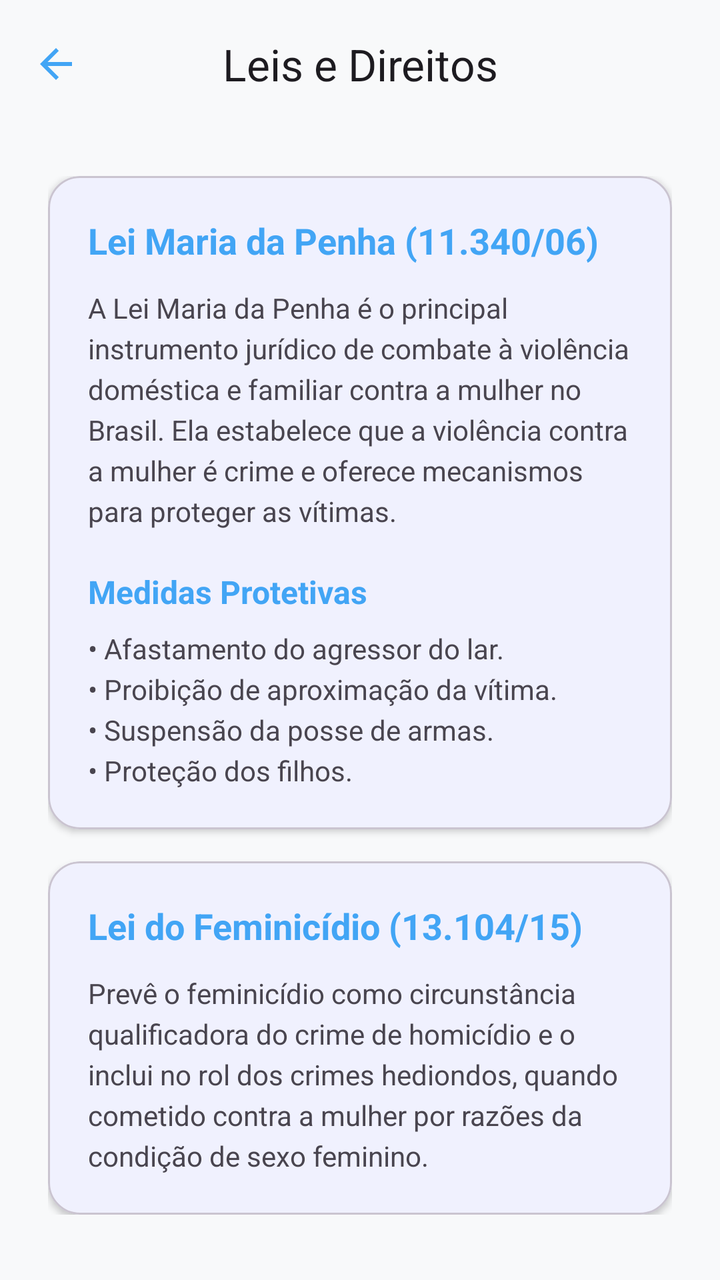
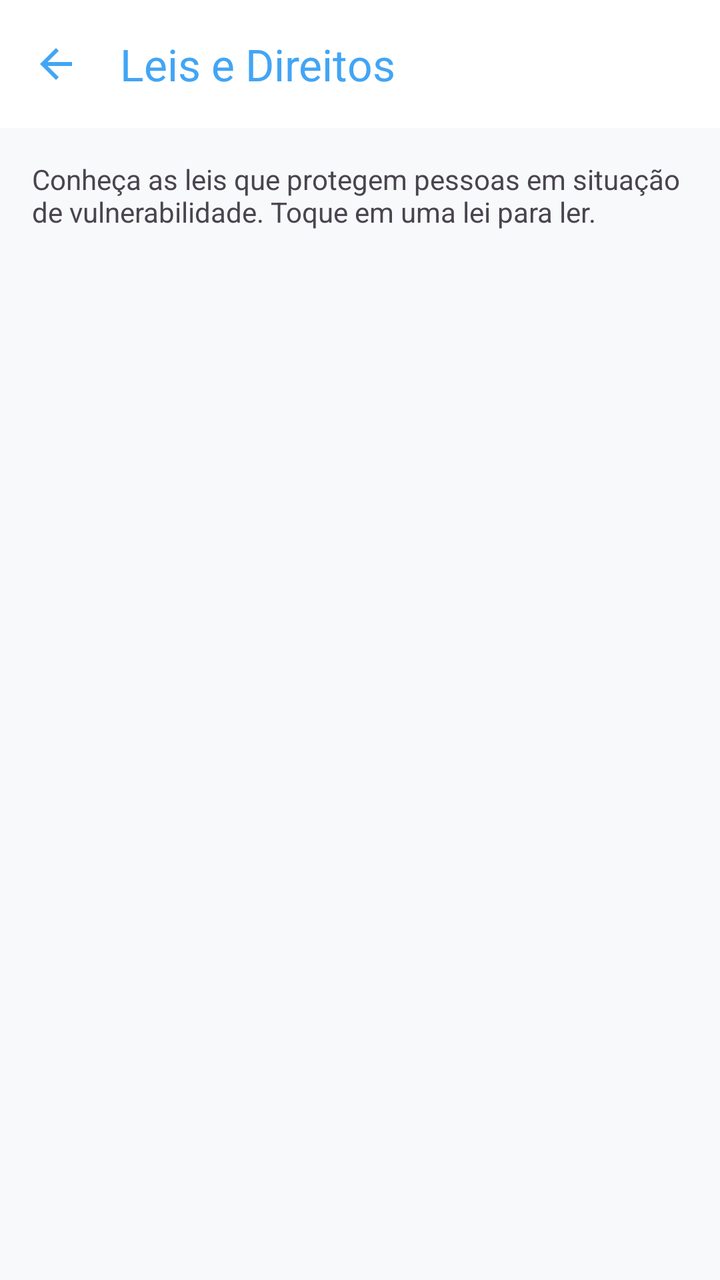

Compare the two renders of this Android layout. The source of the first and the diff that turns it into the second are given below.
<!-- AndroidManifest.xml: application theme Theme.Ampara -->
<!-- res/layout/activity_leis.xml -->
<?xml version="1.0" encoding="utf-8"?>
<androidx.coordinatorlayout.widget.CoordinatorLayout xmlns:android="http://schemas.android.com/apk/res/android"
    xmlns:app="http://schemas.android.com/apk/res-auto"
    android:layout_width="match_parent"
    android:layout_height="match_parent"
    android:background="#F8F9FA">

    <com.google.android.material.appbar.AppBarLayout
        android:layout_width="match_parent"
        android:layout_height="wrap_content"
        android:background="@android:color/transparent">

        <com.google.android.material.appbar.MaterialToolbar
            android:id="@+id/toolbarLeis"
            android:layout_width="match_parent"
            android:layout_height="?attr/actionBarSize"
            app:navigationIcon="?attr/homeAsUpIndicator"
            app:navigationIconTint="@color/primary_ampara"
            app:title="Leis e Direitos"
            app:titleCentered="true" />

    </com.google.android.material.appbar.AppBarLayout>

    <androidx.core.widget.NestedScrollView
        android:layout_width="match_parent"
        android:layout_height="match_parent"
        app:layout_behavior="@string/appbar_scrolling_view_behavior">

        <LinearLayout
            android:layout_width="match_parent"
            android:layout_height="wrap_content"
            android:orientation="vertical"
            android:padding="24dp">

            <com.google.android.material.card.MaterialCardView
                android:layout_width="match_parent"
                android:layout_height="wrap_content"
                app:cardCornerRadius="16dp"
                app:cardElevation="2dp">

                <LinearLayout
                    android:layout_width="match_parent"
                    android:layout_height="wrap_content"
                    android:orientation="vertical"
                    android:padding="20dp">

                    <TextView
                        android:layout_width="wrap_content"
                        android:layout_height="wrap_content"
                        android:text="Lei Maria da Penha (11.340/06)"
                        android:textColor="@color/primary_ampara"
                        android:textSize="18sp"
                        android:textStyle="bold" />

                    <TextView
                        android:layout_width="match_parent"
                        android:layout_height="wrap_content"
                        android:layout_marginTop="12dp"
                        android:text="A Lei Maria da Penha é o principal instrumento jurídico de combate à violência doméstica e familiar contra a mulher no Brasil. Ela estabelece que a violência contra a mulher é crime e oferece mecanismos para proteger as vítimas."
                        android:textColor="#49454F"
                        android:lineSpacingExtra="4sp" />

                    <TextView
                        android:layout_width="wrap_content"
                        android:layout_height="wrap_content"
                        android:layout_marginTop="20dp"
                        android:text="Medidas Protetivas"
                        android:textColor="@color/primary_ampara"
                        android:textSize="16sp"
                        android:textStyle="bold" />

                    <TextView
                        android:layout_width="match_parent"
                        android:layout_height="wrap_content"
                        android:layout_marginTop="8dp"
                        android:text="• Afastamento do agressor do lar.\n• Proibição de aproximação da vítima.\n• Suspensão da posse de armas.\n• Proteção dos filhos."
                        android:textColor="#49454F"
                        android:lineSpacingExtra="4sp" />

                </LinearLayout>
            </com.google.android.material.card.MaterialCardView>

            <com.google.android.material.card.MaterialCardView
                android:layout_width="match_parent"
                android:layout_height="wrap_content"
                android:layout_marginTop="16dp"
                app:cardCornerRadius="16dp"
                app:cardElevation="2dp">

                <LinearLayout
                    android:layout_width="match_parent"
                    android:layout_height="wrap_content"
                    android:orientation="vertical"
                    android:padding="20dp">

                    <TextView
                        android:layout_width="wrap_content"
                        android:layout_height="wrap_content"
                        android:text="Lei do Feminicídio (13.104/15)"
                        android:textColor="@color/primary_ampara"
                        android:textSize="18sp"
                        android:textStyle="bold" />

                    <TextView
                        android:layout_width="match_parent"
                        android:layout_height="wrap_content"
                        android:layout_marginTop="12dp"
                        android:text="Prevê o feminicídio como circunstância qualificadora do crime de homicídio e o inclui no rol dos crimes hediondos, quando cometido contra a mulher por razões da condição de sexo feminino."
                        android:textColor="#49454F"
                        android:lineSpacingExtra="4sp" />

                </LinearLayout>
            </com.google.android.material.card.MaterialCardView>

        </LinearLayout>
    </androidx.core.widget.NestedScrollView>

</androidx.coordinatorlayout.widget.CoordinatorLayout>
<!-- resources referenced by this layout -->
<resources>
  <color name="primary_ampara">#42A5F5</color>
  <style name="Theme.Ampara" parent="Theme.Material3.DayNight.NoActionBar">
          
          <item name="colorPrimary">@color/primary_ampara</item>
          <item name="colorOnPrimary">@color/white</item>
          <item name="colorPrimaryContainer">@color/primary_ampara_light</item>
  
          
          <item name="android:statusBarColor">@color/primary_ampara</item>
      </style>
  <color name="white">#FFFFFFFF</color>
  <color name="primary_ampara_light">#E3F2FD</color>
</resources>

<!-- the commit's change to res/layout/activity_leis.xml (unified diff, before → after) -->
@@ -1,14 +1,16 @@
 <?xml version="1.0" encoding="utf-8"?>
 <androidx.coordinatorlayout.widget.CoordinatorLayout xmlns:android="http://schemas.android.com/apk/res/android"
     xmlns:app="http://schemas.android.com/apk/res-auto"
+    xmlns:tools="http://schemas.android.com/tools"
     android:layout_width="match_parent"
     android:layout_height="match_parent"
-    android:background="#F8F9FA">
+    android:background="#F8F9FA"
+    tools:context=".ui.LeisActivity">
 
     <com.google.android.material.appbar.AppBarLayout
         android:layout_width="match_parent"
         android:layout_height="wrap_content"
-        android:background="@android:color/transparent">
+        android:background="@color/white">
 
         <com.google.android.material.appbar.MaterialToolbar
             android:id="@+id/toolbarLeis"
@@ -17,8 +19,7 @@
             app:navigationIcon="?attr/homeAsUpIndicator"
             app:navigationIconTint="@color/primary_ampara"
             app:title="Leis e Direitos"
-            app:titleCentered="true" />
-
+            app:titleTextColor="@color/primary_ampara" />
     </com.google.android.material.appbar.AppBarLayout>
 
     <androidx.core.widget.NestedScrollView
@@ -30,89 +31,21 @@
             android:layout_width="match_parent"
             android:layout_height="wrap_content"
             android:orientation="vertical"
-            android:padding="24dp">
+            android:padding="16dp">
 
-            <com.google.android.material.card.MaterialCardView
+            <TextView
                 android:layout_width="match_parent"
                 android:layout_height="wrap_content"
-                app:cardCornerRadius="16dp"
-                app:cardElevation="2dp">
+                android:layout_marginBottom="12dp"
+                android:text="Conheça as leis que protegem pessoas em situação de vulnerabilidade. Toque em uma lei para ler."
+                android:textColor="@color/text_dark"
+                android:textSize="14sp" />
 
-                <LinearLayout
-                    android:layout_width="match_parent"
-                    android:layout_height="wrap_content"
-                    android:orientation="vertical"
-                    android:padding="20dp">
-
-                    <TextView
-                        android:layout_width="wrap_content"
-                        android:layout_height="wrap_content"
-                        android:text="Lei Maria da Penha (11.340/06)"
-                        android:textColor="@color/primary_ampara"
-                        android:textSize="18sp"
-                        android:textStyle="bold" />
-
-                    <TextView
-                        android:layout_width="match_parent"
-                        android:layout_height="wrap_content"
-                        android:layout_marginTop="12dp"
-                        android:text="A Lei Maria da Penha é o principal instrumento jurídico de combate à violência doméstica e familiar contra a mulher no Brasil. Ela estabelece que a violência contra a mulher é crime e oferece mecanismos para proteger as vítimas."
-                        android:textColor="#49454F"
-                        android:lineSpacingExtra="4sp" />
-
-                    <TextView
-                        android:layout_width="wrap_content"
-                        android:layout_height="wrap_content"
-                        android:layout_marginTop="20dp"
-                        android:text="Medidas Protetivas"
-                        android:textColor="@color/primary_ampara"
-                        android:textSize="16sp"
-                        android:textStyle="bold" />
-
-                    <TextView
-                        android:layout_width="match_parent"
-                        android:layout_height="wrap_content"
-                        android:layout_marginTop="8dp"
-                        android:text="• Afastamento do agressor do lar.\n• Proibição de aproximação da vítima.\n• Suspensão da posse de armas.\n• Proteção dos filhos."
-                        android:textColor="#49454F"
-                        android:lineSpacingExtra="4sp" />
-
-                </LinearLayout>
-            </com.google.android.material.card.MaterialCardView>
-
-            <com.google.android.material.card.MaterialCardView
+            <androidx.recyclerview.widget.RecyclerView
+                android:id="@+id/rvLeis"
                 android:layout_width="match_parent"
                 android:layout_height="wrap_content"
-                android:layout_marginTop="16dp"
-                app:cardCornerRadius="16dp"
-                app:cardElevation="2dp">
-
-                <LinearLayout
-                    android:layout_width="match_parent"
-                    android:layout_height="wrap_content"
-                    android:orientation="vertical"
-                    android:padding="20dp">
-
-                    <TextView
-                        android:layout_width="wrap_content"
-                        android:layout_height="wrap_content"
-                        android:text="Lei do Feminicídio (13.104/15)"
-                        android:textColor="@color/primary_ampara"
-                        android:textSize="18sp"
-                        android:textStyle="bold" />
-
-                    <TextView
-                        android:layout_width="match_parent"
-                        android:layout_height="wrap_content"
-                        android:layout_marginTop="12dp"
-                        android:text="Prevê o feminicídio como circunstância qualificadora do crime de homicídio e o inclui no rol dos crimes hediondos, quando cometido contra a mulher por razões da condição de sexo feminino."
-                        android:textColor="#49454F"
-                        android:lineSpacingExtra="4sp" />
-
-                </LinearLayout>
-            </com.google.android.material.card.MaterialCardView>
-
+                android:nestedScrollingEnabled="false" />
         </LinearLayout>
     </androidx.core.widget.NestedScrollView>
-
 </androidx.coordinatorlayout.widget.CoordinatorLayout>
<!-- resource entries referenced after the edit -->
@@ -1,6 +1,7 @@
 <!-- resources referenced by this layout -->
 <resources>
   <color name="primary_ampara">#42A5F5</color>
+  <color name="text_dark">#49454F</color>
   <style name="Theme.Ampara" parent="Theme.Material3.DayNight.NoActionBar">
           
           <item name="colorPrimary">@color/primary_ampara</item>
